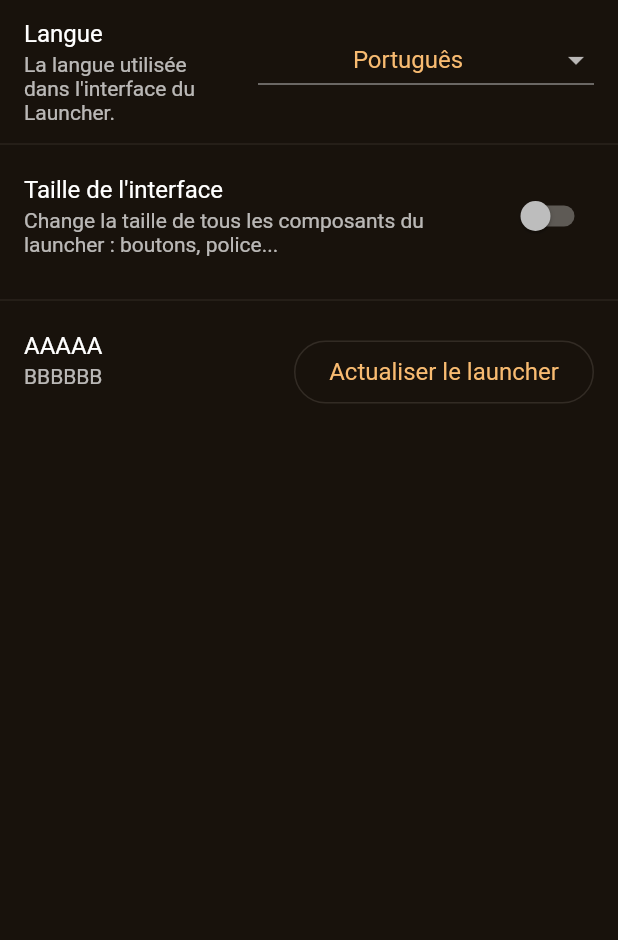
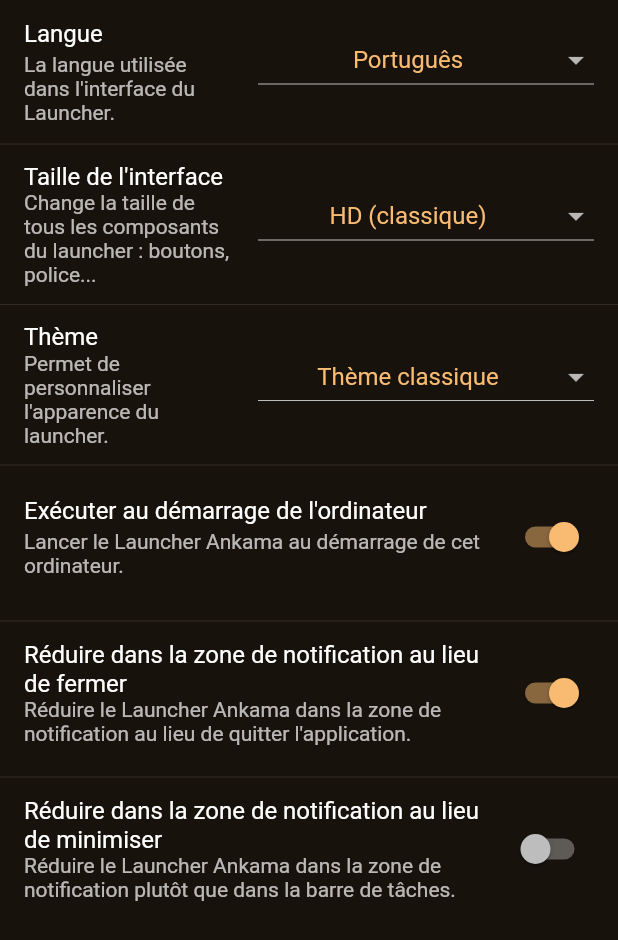
Before and after one commit to Syke8/ankama_launcher, a Flutter app: the SettingsGeneralView widget shown alone on an empty page, opened directly, on a phone screen of 412 x 824 dp. Shown: the top 940 px of the screen. Run offline on Flutter 3.47's test engine with Material 2 defaults, Android fonts, the phone set to English and light mode, and no system bars; our stand-ins replace community_material_icon, flutter_riverpod; missing offline and left inert: bitsdojo_window; generated files the repository leaves out were written again; network calls fail.

Commit message:
Main part of settings done (need l10n)

```diff
--- a/lib/views/settings_overlay/settings_general_view.dart
+++ b/lib/views/settings_overlay/settings_general_view.dart
@@ -20,16 +20,39 @@ class SettingsGeneralView extends StatelessWidget {
           'Português',
         ]),
       ),
+      DropdownSettingTile(
+        title: "Taille de l'interface",
+        description: "Change la taille de tous les composants du launcher : boutons, police...",
+        options: HashSet.from([
+          'SD (petit)',
+          'HD (classique)',
+          '4K (grand)',
+        ]),
+      ),
+      DropdownSettingTile(
+        title: 'Thème',
+        description: "Permet de personnaliser l'apparence du launcher.",
+        options: HashSet.from([
+          'Thème classique',
+          'Thème sombre',
+        ]),
+      ),
       const SwitchSettingTile(
-        title: "Taille de l'interface",
-        description: 'Change la taille de tous les composants du launcher : boutons, police...',
+        title: "Exécuter au démarrage de l'ordinateur",
+        description: 'Lancer le Launcher Ankama au démarrage de cet ordinateur.',
+        state: true,
+      ),
+      const SwitchSettingTile(
+        title: 'Réduire dans la zone de notification au lieu de fermer',
+        description:
+            "Réduire le Launcher Ankama dans la zone de notification au lieu de quitter l'application.",
+        state: true,
+      ),
+      const SwitchSettingTile(
+        title: 'Réduire dans la zone de notification au lieu de minimiser',
+        description:
+            'Réduire le Launcher Ankama dans la zone de notification plutôt que dans la barre de tâches.',
         state: false,
-      ),
-      ButtonSettingTile(
-        title: 'AAAAA',
-        description: 'BBBBBB',
-        onPressed: () {},
-        label: 'Actualiser le launcher',
       ),
     ],
     growable: false,
```
Also changed, not shown: lib/views/settings_overlay/settings_chat_view.dart (added, +10 -0 lines), lib/views/settings_overlay/settings_dialog.dart (+40 -10 lines), lib/views/settings_overlay/settings_help_view.dart (added, +10 -0 lines), lib/views/settings_overlay/settings_legal_view.dart (added, +10 -0 lines), lib/views/settings_overlay/settings_performance_view.dart (added, +10 -0 lines), lib/views/settings_overlay/settings_video_view.dart (added, +10 -0 lines), 1 other file.
